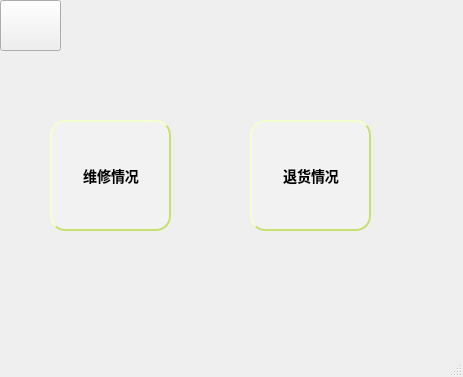
Above: mainwindow11.ui from code-aifarmer/Home-appliance-information-management-system- before the change. Below: the same form after it.
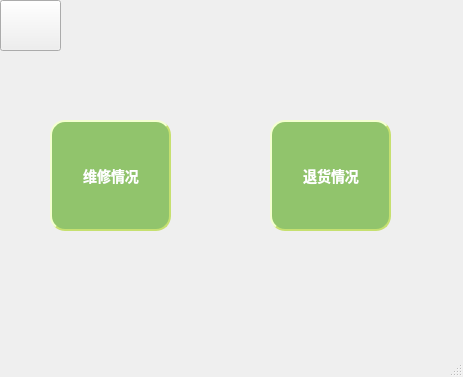
That is the form after the change. Icons and pictures are not drawn.

```diff
--- a/mainwindow11.ui
+++ b/mainwindow11.ui
@@ -22,7 +22,7 @@
    <widget class="QPushButton" name="pushButton">
     <property name="geometry">
      <rect>
-      <x>250</x>
+      <x>270</x>
       <y>120</y>
       <width>121</width>
       <height>111</height>
@@ -35,11 +35,11 @@
 }
 
 QPushButton {
-background-color: #ffffff;
+background-color: #91c46c;
 color: #ffffff;
-color: black;
+color:white;
                     /* 文字颜色 */
-background-color: #f2f2f2;       /* 背景色 */
+background-color: #91c46c;       /* 背景色 */
 border-style: outset;            /* 边框风格 */
 border-width: 2px;               /* 边框宽度 */
 border-radius: 5px;              /* 边框圆角 */
@@ -78,11 +78,11 @@
 }
 
 QPushButton {
-background-color: #ffffff;
+background-color: #91c46c;
 color: #ffffff;
-color: black;
+color:white;
                     /* 文字颜色 */
-background-color: #f2f2f2;       /* 背景色 */
+background-color: #91c46c;       /* 背景色 */
 border-style: outset;            /* 边框风格 */
 border-width: 2px;               /* 边框宽度 */
 border-radius: 5px;              /* 边框圆角 */
```
Left out of the diff: 118 changed lines with no effect on the pictures.
